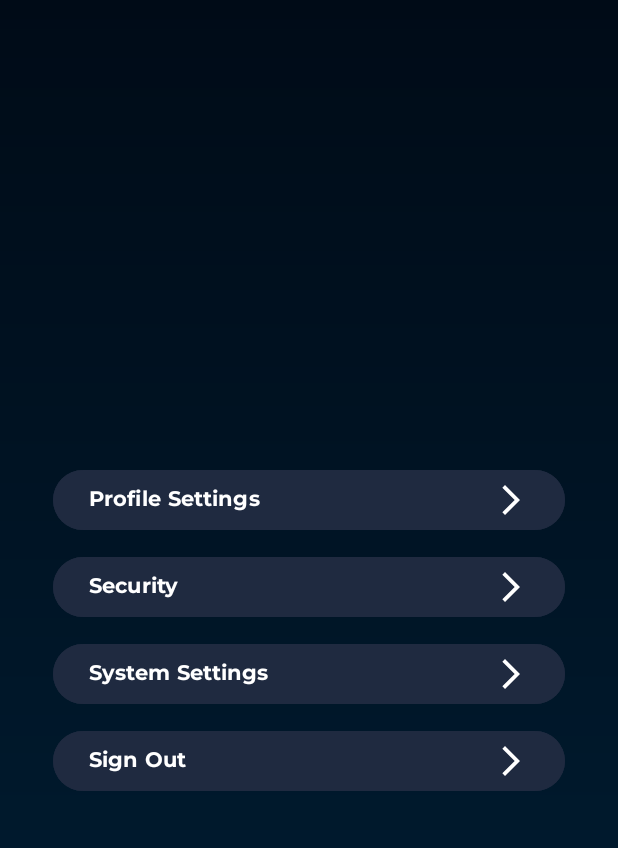
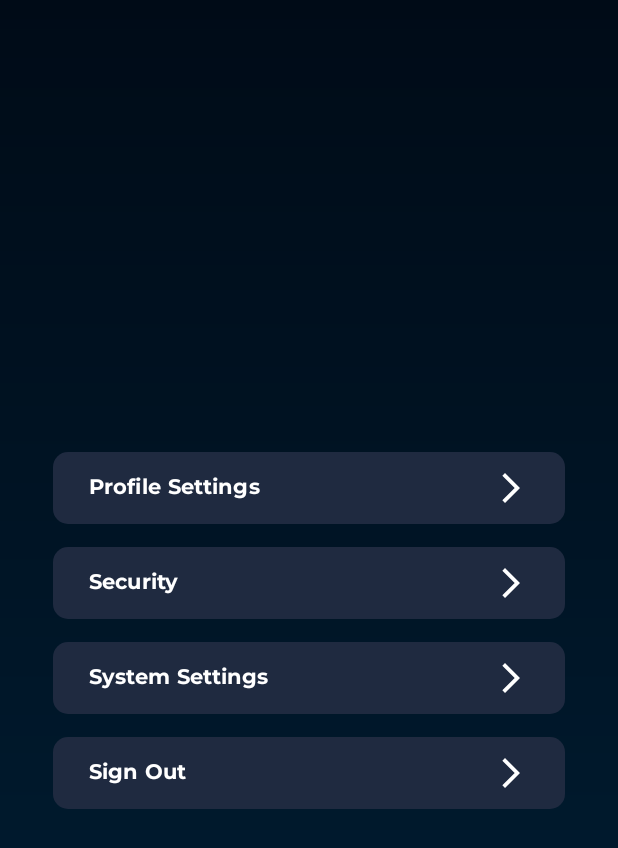
Before and after one commit to Turuku-Bangkit-Capstone-Project/Mobile-Development, an Android app: the layout activity_profile.xml on its own in the app's theme, with its tools: preview values and no code run, on a phone screen of 412 x 824 dp. Shown: the top 848 px of the screen. Run offline under Robolectric (Android 15) with nearby library versions, the phone set to English and light mode, and no system bars.

```diff
--- a/app/build.gradle.kts
+++ b/app/build.gradle.kts
@@ -58,7 +58,7 @@ dependencies {
 
     //Analogclock
     dependencies {
-        implementation ("com.github.Jumman04:Analogue-Watch:4.2")
+        implementation (libs.analogue.watch)
     }
 
 }
--- a/app/src/main/java/com/muhhlmy/turuku/LoginActivity.kt
+++ b/app/src/main/java/com/muhhlmy/turuku/LoginActivity.kt
@@ -19,5 +19,11 @@ class LoginActivity : AppCompatActivity() {
             val intent = Intent(this, RegisterActivity::class.java)
             startActivity(intent)
         }
+
+        binding.btnSignIn.setOnClickListener {
+            // Do something
+            val intent = Intent(this, HomeActivity::class.java)
+            startActivity(intent)
+        }
     }
 }
--- /dev/null
+++ b/app/src/main/res/drawable/roundedshape_profile.xml
@@ -0,0 +1,8 @@
+<selector xmlns:android="http://schemas.android.com/apk/res/android">
+    <item>
+        <shape>
+            <corners android:radius="10dp" /> <!-- Sesuaikan radius -->
+            <solid android:color="@color/dark_blue_verylow" /> <!-- Warna latar belakang -->
+        </shape>
+    </item>
+</selector>
--- a/app/src/main/res/layout/activity_home.xml
+++ b/app/src/main/res/layout/activity_home.xml
@@ -121,8 +121,6 @@
         app:layout_constraintStart_toStartOf="parent"
         app:layout_constraintEnd_toEndOf="parent">
 
-
-
         <Button
             android:layout_width="0dp"
             android:layout_height="wrap_content"
--- a/app/src/main/res/layout/activity_personalize_about.xml
+++ b/app/src/main/res/layout/activity_personalize_about.xml
@@ -8,7 +8,7 @@
     android:layout_height="match_parent"
     android:background="@drawable/background_gradient"
     android:padding="35dp"
-    tools:context=".PersonalizeMessage">
+    tools:context=".PersonalizeAboutActivity">
 
     <FrameLayout
         android:layout_width="match_parent"
--- a/app/src/main/res/layout/activity_personalize_bedtime.xml
+++ b/app/src/main/res/layout/activity_personalize_bedtime.xml
@@ -53,6 +53,7 @@
                 android:layout_height="wrap_content"
                 android:layout_centerHorizontal="true"
                 android:timePickerMode="spinner"
+                android:numbersTextColor="@color/white"
                 app:layout_constraintEnd_toEndOf="parent"
                 app:layout_constraintStart_toStartOf="parent"
                 app:layout_constraintTop_toBottomOf="@+id/personalize_desc" />
--- a/app/src/main/res/layout/activity_profile.xml
+++ b/app/src/main/res/layout/activity_profile.xml
@@ -22,8 +22,9 @@
             android:id="@+id/buttonProfileSettings"
             android:layout_width="match_parent"
             android:layout_height="wrap_content"
-            android:layout_marginBottom="10dp"
-            android:backgroundTint="@color/dark_blue_verylow"
+            android:layout_marginBottom="15dp"
+            android:background="@drawable/roundedshape_profile"
+            app:backgroundTint="@color/dark_blue_verylow"
             android:drawableEnd="@drawable/ic_arrow_right"
             android:fontFamily="@font/montserrat_bold"
             android:gravity="start|center"
@@ -36,8 +37,9 @@
             android:id="@+id/buttonSecurity"
             android:layout_width="match_parent"
             android:layout_height="wrap_content"
-            android:layout_marginBottom="10dp"
-            android:backgroundTint="@color/dark_blue_verylow"
+            android:layout_marginBottom="15dp"
+            android:background="@drawable/roundedshape_profile"
+            app:backgroundTint="@color/dark_blue_verylow"
             android:drawableEnd="@drawable/ic_arrow_right"
             android:fontFamily="@font/montserrat_bold"
             android:gravity="start|center"
@@ -50,8 +52,9 @@
             android:id="@+id/buttonSystemSettings"
             android:layout_width="match_parent"
             android:layout_height="wrap_content"
-            android:layout_marginBottom="10dp"
-            android:backgroundTint="@color/dark_blue_verylow"
+            android:layout_marginBottom="15dp"
+            android:background="@drawable/roundedshape_profile"
+            app:backgroundTint="@color/dark_blue_verylow"
             android:drawableEnd="@drawable/ic_arrow_right"
             android:fontFamily="@font/montserrat_bold"
             android:gravity="start|center"
@@ -64,7 +67,8 @@
             android:id="@+id/buttonSignOut"
             android:layout_width="match_parent"
             android:layout_height="wrap_content"
-            android:backgroundTint="@color/dark_blue_verylow"
+            android:background="@drawable/roundedshape_profile"
+            app:backgroundTint="@color/dark_blue_verylow"
             android:drawableEnd="@drawable/ic_arrow_right"
             android:fontFamily="@font/montserrat_bold"
             android:gravity="start|center"
--- a/gradle/libs.versions.toml
+++ b/gradle/libs.versions.toml
@@ -1,5 +1,6 @@
 [versions]
 agp = "8.6.1"
+analogueWatch = "4.2"
 kotlin = "1.9.24"
 coreKtx = "1.15.0"
 junit = "4.13.2"
@@ -14,6 +15,7 @@ navigationUiKtx = "2.8.4"
 repo = "Tag"
 
 [libraries]
+analogue-watch = { module = "com.github.Jumman04:Analogue-Watch", version.ref = "analogueWatch" }
 androidx-core-ktx = { group = "androidx.core", name = "core-ktx", version.ref = "coreKtx" }
 androidx-navigation-fragment-ktx = { module = "androidx.navigation:navigation-fragment-ktx", version.ref = "navigationFragmentKtx" }
 junit = { group = "junit", name = "junit", version.ref = "junit" }
```
Also changed, not shown: app/src/main/java/com/muhhlmy/turuku/FinalPersonalize.kt (+12 -6 lines), app/src/main/java/com/muhhlmy/turuku/HomeActivity.kt (+6 -1 lines), app/src/main/java/com/muhhlmy/turuku/PersonalizeAboutActivity.kt (+7 -0 lines), app/src/main/java/com/muhhlmy/turuku/PersonalizeBedtime.kt (+12 -9 lines), app/src/main/java/com/muhhlmy/turuku/PersonalizeLifestyle.kt (+12 -6 lines), app/src/main/java/com/muhhlmy/turuku/PersonalizeWaketime.kt (+12 -6 lines), app/src/main/res/values/styles.xml (added, +16 -0 lines).
